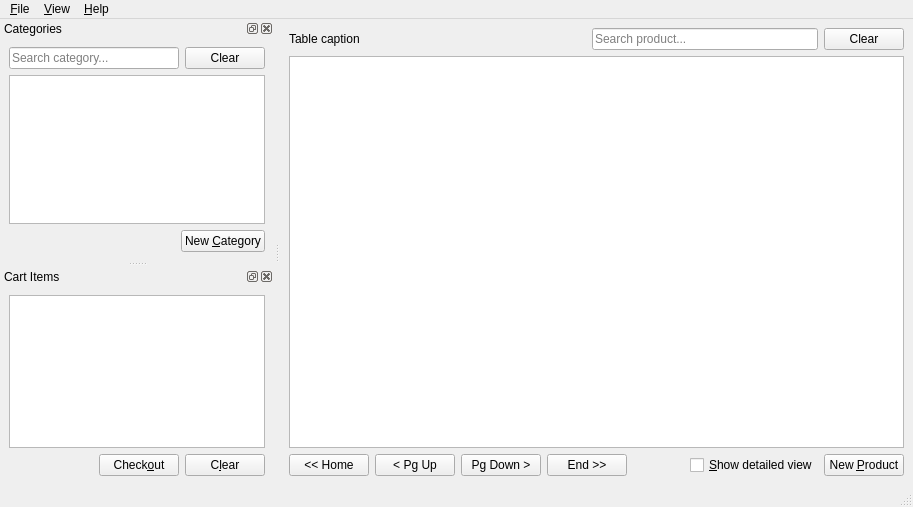
enwawerueli/footprints, file app/ui/forms/main_window.ui: the form before one commit.
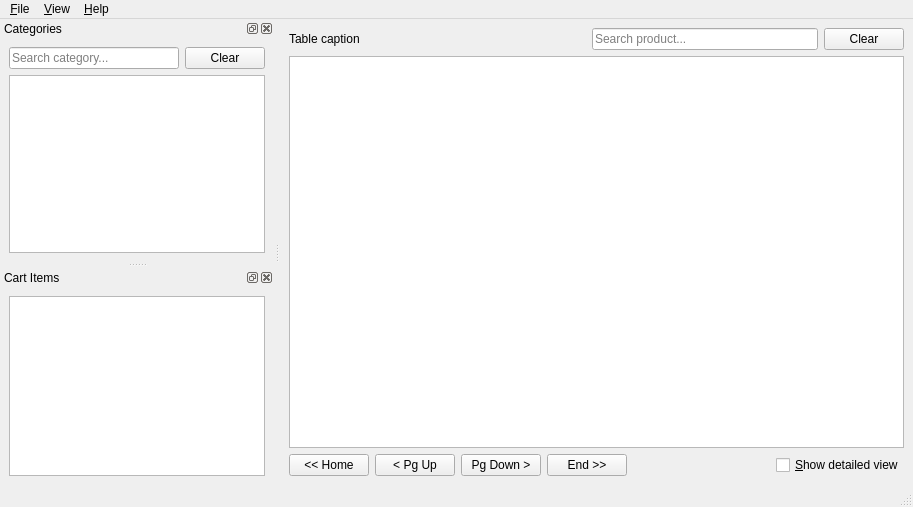
The form after the commit.

```diff
--- a/app/ui/forms/main_window.ui
+++ b/app/ui/forms/main_window.ui
@@ -142,13 +142,6 @@
           </property>
          </widget>
         </item>
-        <item>
-         <widget class="QPushButton" name="add_product_pb">
-          <property name="text">
-           <string>New &amp;Product</string>
-          </property>
-         </widget>
-        </item>
        </layout>
       </item>
      </layout>
@@ -207,30 +200,6 @@
          </property>
         </widget>
        </item>
-       <item>
-        <layout class="QHBoxLayout" name="horizontalLayout">
-         <item>
-          <spacer name="horizontalSpacer">
-           <property name="orientation">
-            <enum>Qt::Horizontal</enum>
-           </property>
-           <property name="sizeHint" stdset="0">
-            <size>
-             <width>40</width>
-             <height>20</height>
-            </size>
-           </property>
-          </spacer>
-         </item>
-         <item>
-          <widget class="QPushButton" name="add_category_pb">
-           <property name="text">
-            <string>New &amp;Category</string>
-           </property>
-          </widget>
-         </item>
-        </layout>
-       </item>
       </layout>
      </item>
     </layout>
@@ -273,39 +242,11 @@
          <property name="selectionBehavior">
           <enum>QAbstractItemView::SelectRows</enum>
          </property>
+         <property name="showGrid">
+          <bool>false</bool>
+         </property>
         </widget>
        </item>
-       <item>
-        <layout class="QHBoxLayout" name="horizontalLayout_6">
-         <item>
-          <spacer name="horizontalSpacer_6">
-           <property name="orientation">
-            <enum>Qt::Horizontal</enum>
-           </property>
-           <property name="sizeHint" stdset="0">
-            <size>
-             <width>40</width>
-             <height>20</height>
-            </size>
-           </property>
-          </spacer>
-         </item>
-         <item>
-          <widget class="QPushButton" name="checkout_pb">
-           <property name="text">
-            <string>Check&amp;out</string>
-           </property>
-          </widget>
-         </item>
-         <item>
-          <widget class="QPushButton" name="clear_cart_pb">
-           <property name="text">
-            <string>C&amp;lear</string>
-           </property>
-          </widget>
-         </item>
-        </layout>
-       </item>
       </layout>
      </item>
     </layout>
```
Left out of the diff: 107 changed lines with no effect on the pictures.
